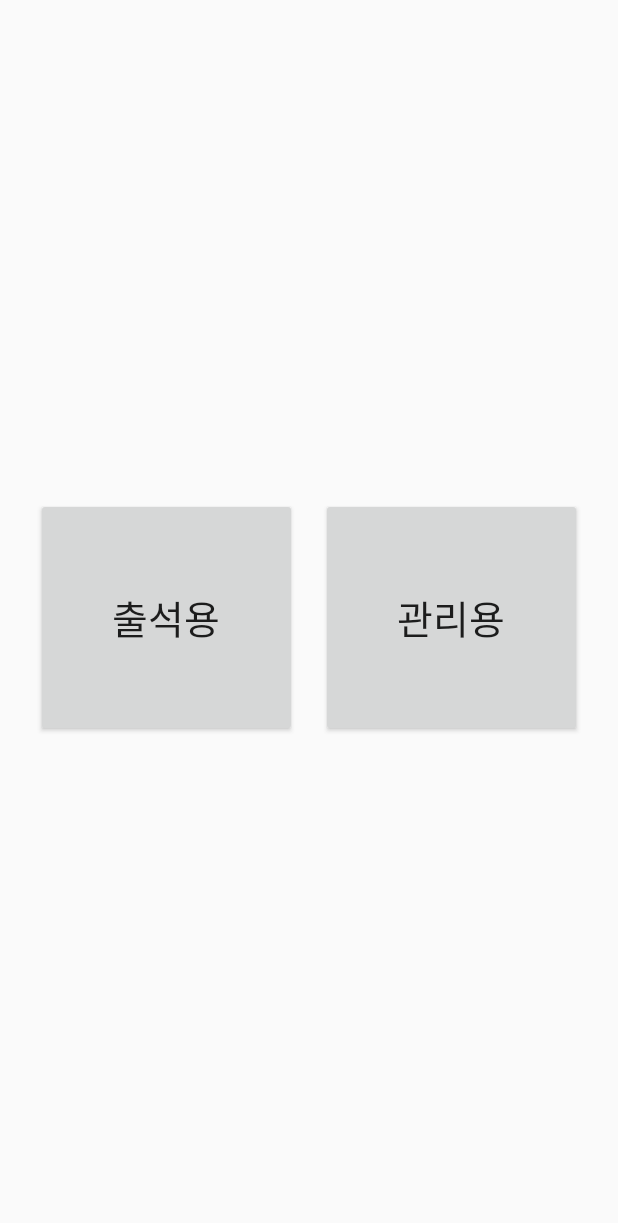
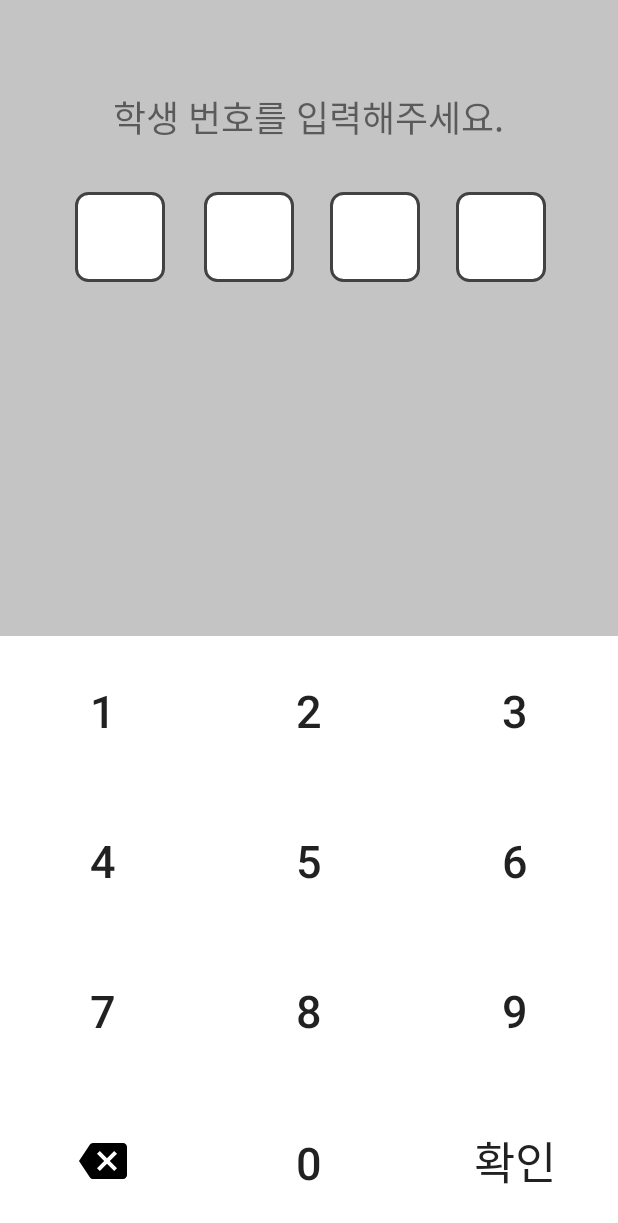
Before and after one commit to CyberVickey/attendance, an Android app: the SelectionActivity screen opened directly, with no data from a screen before it, after a tap on "출석용", on a phone screen of 412 x 824 dp. Shown: the top 1223 px of the screen. Run offline under Robolectric (Android 15) with nearby library versions, the phone set to English and light mode, and no system bars.

Commit message:
set student numberinput activity.java

```diff
--- a/app/src/main/java/com/jmnl2020/attendanceapp3/MainActivity.java
+++ b/app/src/main/java/com/jmnl2020/attendanceapp3/MainActivity.java
@@ -10,5 +10,7 @@ public class MainActivity extends AppCompatActivity {
     protected void onCreate(Bundle savedInstanceState) {
         super.onCreate(savedInstanceState);
         setContentView(R.layout.activity_main);
+
+        //로그인 구현해서 Selection Activity로 넘기기
     }
 }
--- a/app/src/main/java/com/jmnl2020/attendanceapp3/NumberInputActivity.java
+++ b/app/src/main/java/com/jmnl2020/attendanceapp3/NumberInputActivity.java
@@ -2,13 +2,146 @@ package com.jmnl2020.attendanceapp3;
 
 import androidx.appcompat.app.AppCompatActivity;
 
+import android.os.Build;
 import android.os.Bundle;
+import android.view.View;
+import android.widget.Button;
+import android.widget.TableLayout;
+import android.widget.TextView;
+
+import java.util.ArrayList;
+import java.util.Arrays;
+import java.util.List;
 
 public class NumberInputActivity extends AppCompatActivity {
+
+    TextView tv_num1, tv_num2, tv_num3, tv_num4;
+    final Button[] btns = new Button[10];
+    //Button 참조변수 10개 배열객체
+
+    TableLayout tableLayout;
+
+    //tv를 배열로 만들어서 현재 들어가야 하는 값을 변수로 생성, 활용 -> 더욱 쉽게 관리 가능
+    TextView[] tvs= new TextView[4];
+    int cnt=0;
 
     @Override
     protected void onCreate(Bundle savedInstanceState) {
         super.onCreate(savedInstanceState);
         setContentView(R.layout.activity_number_input);
+
+        tableLayout = findViewById(R.id.tableLayout);
+
+
+//        tv_num1 = findViewById(R.id.tv_num1);
+//        tv_num2 = findViewById(R.id.tv_num2);
+//        tv_num3 = findViewById(R.id.tv_num3);
+//        tv_num4 = findViewById(R.id.tv_num4);
+        // for문을 돌려서 대입
+
+        for(int i=0; i<tvs.length; i++){
+            tvs[i]= findViewById(R.id.tv_num1+i);
+        }
+
+        for(int i=0; i<btns.length; i++ ){
+            btns[i] = findViewById(R.id.btn00+i); //배열에 참조변수 대입
+        }
+
+        initial();
+
     }
+
+    void initial(){
+
+
+        for(int i=0; i<btns.length; i++){
+            btns[i].setText(i+"");
+            btns[i].setVisibility(View.VISIBLE);
+
+        }
+
+    }
+
+    //버튼을 눌렀을 때
+    public void clickNum(View v) {
+
+        Button bt = (Button) v; // 눌러진 버튼 v 에 써있는 글씨를 얻어와야함.
+
+        String s =bt.getText().toString();
+        int num = Integer.parseInt(s);
+
+        if(cnt ==0 ){
+            tvs[1].setText("");
+            tvs[2].setText("");
+            tvs[3].setText("");
+        }
+
+        tvs[cnt].setText(num+"");
+        cnt++;
+        if(cnt>=4) cnt=0;
+
+    }//clickBtn end.
+
+    public void clickCancel(View view) {
+        // cancel 버튼이 눌렸을 때
+
+        if(cnt!=0){
+            cnt --;
+        }
+        tvs[cnt].setText("");
+
+    }
+
+    public void clickOK(View view) {
+    }
+
+
+// ---------------------수정된 코드 -----------------------
+//    public void clickNum(View view) {
+//        //현재 클릭한 버튼
+//        //v.getId()를 하게 되면 사용자가 누른 버튼의 아이디가 들어간다.
+//        // 따라서 Button btnClicked는 항상 사용자가 누른 버튼을 의미한다.
+//
+//        Button btnClicked = findViewById(view.getId());
+//
+//        TextView inputtv;
+//
+//        if(tv_num1.getText() == ""){
+//            inputtv = tv_num1;
+//        }else if(tv_num2.getText() == ""){
+//            inputtv = tv_num2;
+//        }else if(tv_num3.getText() == ""){
+//            inputtv = tv_num3;
+//        }else if(tv_num4.getText() == ""){
+//            inputtv = tv_num4;
+//        }else{
+//            tv_num1.setText("");
+//            tv_num2.setText("");
+//            tv_num3.setText("");
+//            tv_num4.setText("");
+//
+//            inputtv = tv_num1;
+//
+//            //텍스트뷰의 빈칸을 찾아둠
+//
+//        }
+//
+//
+//        switch (btnClicked.getId()){
+//            case R.id.btn00: inputtv.setText("0");
+//            case R.id.btn01: inputtv.setText("1");
+//            case R.id.btn02: inputtv.setText("2");
+//            case R.id.btn03: inputtv.setText("3");
+//            case R.id.btn04: inputtv.setText("4");
+//            case R.id.btn05: inputtv.setText("5");
+//            case R.id.btn06: inputtv.setText("6");
+//            case R.id.btn07: inputtv.setText("7");
+//            case R.id.btn08: inputtv.setText("8");
+//            case R.id.btn09: inputtv.setText("9");
+//
+//        } ***이렇게 만들 필요 없음! 이미 위에서 num 값을 찾아두었기 때문에 대입하기만 하면 끝!
+//
+//    }
+
+
 }
--- a/app/src/main/java/com/jmnl2020/attendanceapp3/SelectionActivity.java
+++ b/app/src/main/java/com/jmnl2020/attendanceapp3/SelectionActivity.java
@@ -15,10 +15,13 @@ public class SelectionActivity extends AppCompatActivity {
     }
 
     public void clickAttandenceBtn(View view) {
-        Intent intent = new Intent(this, SelectionActivity.class);
+        Intent intent = new Intent(this, NumberInputActivity.class);
+        startActivity(intent);
         //번호를 받아서 서버와 학생정보 확인 후 , 문자 전송
     }
 
     public void clickAdminBtn(View view) {
+        Intent intent = new Intent(this, MainActivity.class);
+        startActivity(intent);
     }
 }
--- a/app/src/main/res/drawable/numberbg.xml
+++ b/app/src/main/res/drawable/numberbg.xml
@@ -7,9 +7,9 @@
                 android:startColor="#AAAAAA"
                 android:endColor="@color/cardview_light_background"
                 android:angle="270"/>
-            <stroke
-                android:width="2dp"
-                android:color="#33000000"/>
+<!--            <stroke-->
+<!--                android:width="2dp"-->
+<!--                android:color="#33000000"/>-->
             <corners
                 android:radius="2dp"/>
             <padding
--- a/app/src/main/res/layout/activity_number_input.xml
+++ b/app/src/main/res/layout/activity_number_input.xml
@@ -36,7 +36,6 @@
             android:padding="8dp"
             android:layout_marginHorizontal="14dp"
 
-            android:text="1"
             android:textSize="30sp"
             android:gravity="center"
             android:textStyle="bold"
@@ -52,7 +51,6 @@
             android:padding="8dp"
             android:layout_marginHorizontal="12dp"
 
-            android:text="1"
             android:textSize="30sp"
             android:gravity="center"
             android:textStyle="bold"
@@ -68,7 +66,6 @@
             android:padding="8dp"
             android:layout_marginHorizontal="12dp"
 
-            android:text="1"
             android:textSize="30sp"
             android:gravity="center"
             android:textStyle="bold"
@@ -84,7 +81,6 @@
             android:padding="8dp"
             android:layout_marginHorizontal="12dp"
 
-            android:text="1"
             android:textSize="30sp"
             android:gravity="center"
             android:textStyle="bold"
@@ -117,46 +113,59 @@
                 android:id="@+id/tableLayout"
                 android:layout_width="wrap_content"
                 android:layout_height="wrap_content"
-                android:stretchColumns="0,1,2">
+                android:stretchColumns="0,1,2"
+                >
 
                 <TableRow>
                     <Button
+                        android:id="@+id/btn01"
                         android:layout_height="100dp"
                         android:background="@drawable/numberbg"
                         android:textSize="30sp"
+                        android:onClick="clickNum"
                         android:text="1"/>
 
                     <Button
+                        android:id="@+id/btn02"
                         android:layout_height="100dp"
                         android:background="@drawable/numberbg"
                         android:text="2"
+                        android:onClick="clickNum"
                         android:textSize="30sp"/>
 
                     <Button
+                        android:id="@+id/btn03"
                         android:layout_height="100dp"
                         android:background="@drawable/numberbg"
                         android:text="3"
+                        android:onClick="clickNum"
                         android:textSize="30sp"/>
 
                 </TableRow>
 
                 <TableRow>
                     <Button
+                        android:id="@+id/btn04"
                         android:layout_height="100dp"
                         android:background="@drawable/numberbg"
                         android:text="4"
+                        android:onClick="clickNum"
                         android:textSize="30sp"/>
 
                     <Button
+                        android:id="@+id/btn05"
                         android:layout_height="100dp"
                         android:background="@drawable/numberbg"
                         android:text="5"
+                        android:onClick="clickNum"
                         android:textSize="30sp"/>
 
                     <Button
+                        android:id="@+id/btn06"
                         android:layout_height="100dp"
                         android:background="@drawable/numberbg"
                         android:text="6"
+                        android:onClick="clickNum"
                         android:textSize="30sp"/>
 
                 </TableRow>
@@ -164,21 +173,27 @@
                 <TableRow>
 
                     <Button
+                        android:id="@+id/btn07"
                         android:layout_height="100dp"
                         android:background="@drawable/numberbg"
                         android:text="7"
+                        android:onClick="clickNum"
                         android:textSize="30sp"/>
 
                     <Button
+                        android:id="@+id/btn08"
                         android:layout_height="100dp"
                         android:background="@drawable/numberbg"
                         android:text="8"
+                        android:onClick="clickNum"
                         android:textSize="30sp"/>
 
                     <Button
+                        android:id="@+id/btn09"
                         android:layout_height="100dp"
                         android:background="@drawable/numberbg"
                         android:text="9"
+                        android:onClick="clickNum"
                         android:textSize="30sp"/>
 
                 </TableRow>
@@ -189,19 +204,23 @@
                         android:layout_height="100dp"
                         android:background="@drawable/numberbg"
                         android:src="@drawable/ic_backspace_black_32dp"
+                        android:onClick="clickCancel"
                         />
 
                     <Button
+                        android:id="@+id/btn00"
                         android:layout_height="100dp"
                         android:background="@drawable/numberbg"
                         android:text="0"
+                        android:onClick="clickNum"
                         android:textSize="30sp"/>
 
                     <Button
                         android:layout_height="100dp"
                         android:background="@drawable/numberbg"
                         android:text="확인"
-                        android:textSize="30sp"/>
+                        android:textSize="30sp"
+                        android:onClick="clickOK"/>
 
                 </TableRow>
 
```
Also changed, not shown: app/build.gradle (+11 -1 lines), app/src/main/java/com/jmnl2020/attendanceapp3/LoginActivity.java (+7 -0 lines), app/src/main/res/layout/activity_login.xml (+7 -0 lines), build.gradle (+9 -0 lines).
